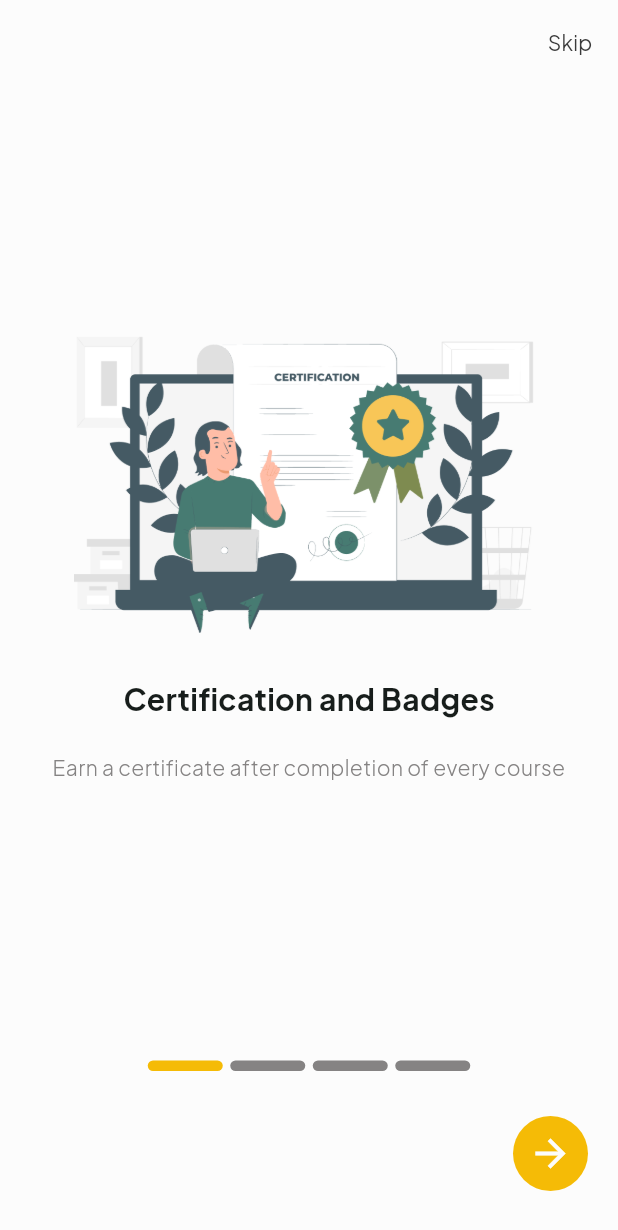
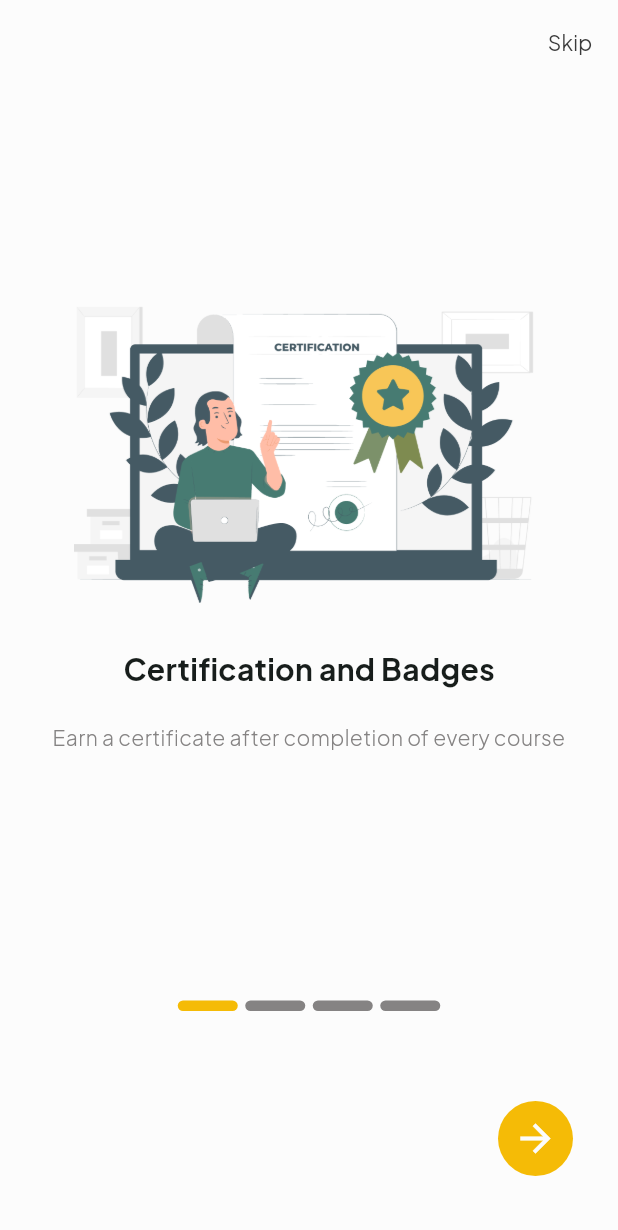
Before and after one commit to enas55/Edu_Vista_course_app, a Flutter app: the screen it shows after launch, on a phone screen of 412 x 824 dp. Shown: the top 1230 px of the screen. Run offline on Flutter 3.47's test engine with Material 3 defaults, Android fonts, the light colour scheme and no system bars.

Commit message:
padding modification

```diff
--- a/lib/pages/onboarding_slider_page.dart
+++ b/lib/pages/onboarding_slider_page.dart
@@ -79,13 +79,13 @@ class _OnboardingSliderPageState extends State<OnboardingSliderPage> {
             ),
           ),
           Padding(
-            padding: const EdgeInsets.only(top: 20),
+            padding: const EdgeInsets.symmetric(vertical: 20),
             child: Wrap(
               alignment: WrapAlignment.center,
               spacing: 5,
               children: List.generate(pagesNum, (index) {
                 return Container(
-                  width: 50,
+                  width: 40,
                   height: 7,
                   decoration: BoxDecoration(
                     borderRadius: BorderRadius.circular(128),
@@ -99,7 +99,7 @@ class _OnboardingSliderPageState extends State<OnboardingSliderPage> {
             ),
           ),
           Padding(
-            padding: const EdgeInsets.symmetric(horizontal: 20, vertical: 30),
+            padding: const EdgeInsets.symmetric(horizontal: 30, vertical: 40),
             child: SafeArea(
               child: Row(
                 mainAxisAlignment: currentPage == 0
```
